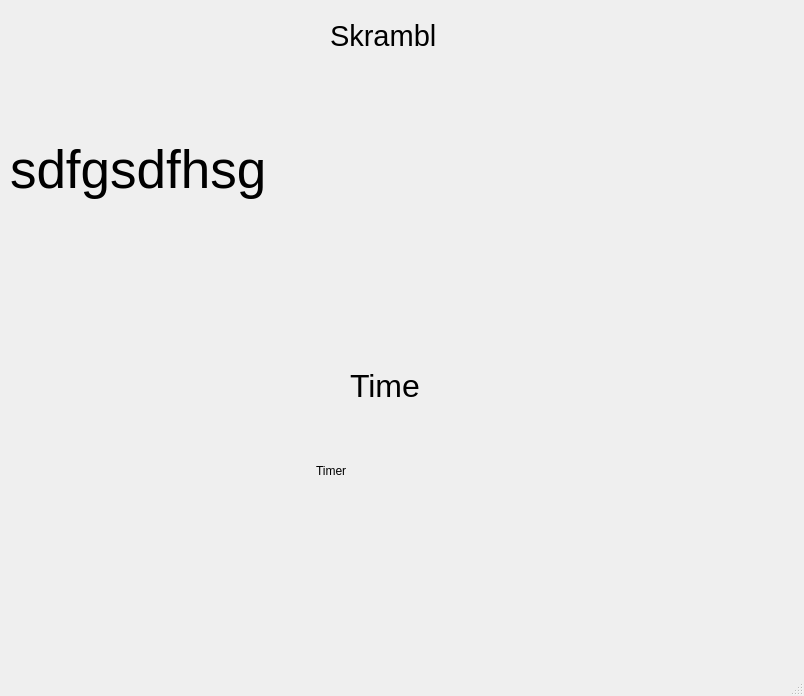
The window that skrb.ui (kinokam/myprojectgl) describes before a commit, drawn with Qt 5.
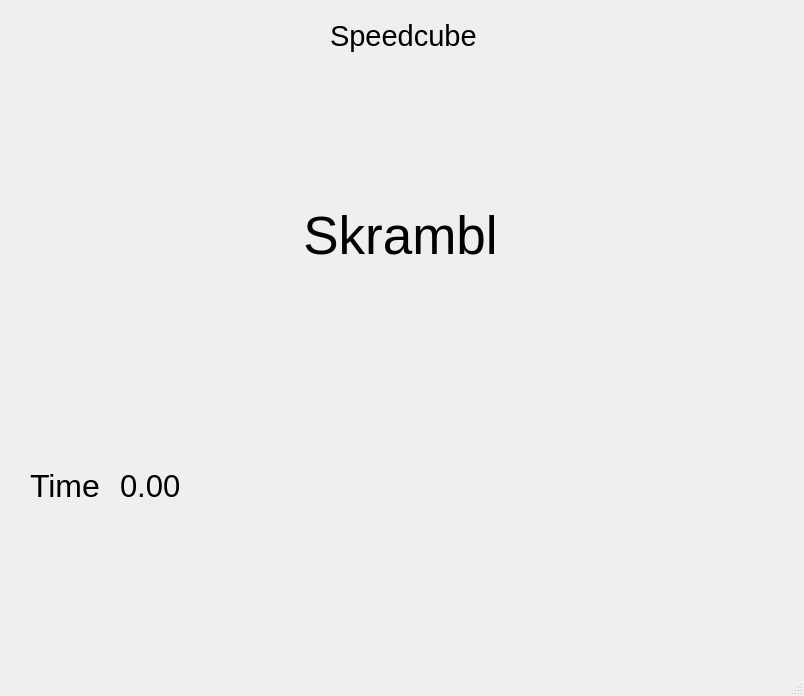
The same window after the commit.

Commit message:
Мой проект в2
Добавлен таймер
Скрамбл не выводиться

```diff
--- a/skrb.ui
+++ b/skrb.ui
@@ -22,7 +22,7 @@
      <rect>
       <x>330</x>
       <y>0</y>
-      <width>121</width>
+      <width>151</width>
       <height>71</height>
      </rect>
     </property>
@@ -35,16 +35,16 @@
      <enum>Qt::LeftToRight</enum>
     </property>
     <property name="text">
-     <string>Skrambl</string>
+     <string>Speedcube</string>
     </property>
    </widget>
    <widget class="QLabel" name="skrambl">
     <property name="geometry">
      <rect>
       <x>10</x>
-      <y>119</y>
+      <y>160</y>
       <width>781</width>
-      <height>101</height>
+      <height>151</height>
      </rect>
     </property>
     <property name="font">
@@ -53,14 +53,17 @@
      </font>
     </property>
     <property name="text">
-     <string>sdfgsdfhsg</string>
+     <string>Skrambl</string>
+    </property>
+    <property name="alignment">
+     <set>Qt::AlignCenter</set>
     </property>
    </widget>
    <widget class="QLabel" name="label_3">
     <property name="geometry">
      <rect>
-      <x>350</x>
-      <y>370</y>
+      <x>30</x>
+      <y>470</y>
       <width>71</width>
       <height>31</height>
      </rect>
@@ -77,14 +80,19 @@
    <widget class="QLabel" name="timer">
     <property name="geometry">
      <rect>
-      <x>316</x>
-      <y>430</y>
+      <x>120</x>
+      <y>450</y>
       <width>141</width>
-      <height>81</height>
+      <height>71</height>
      </rect>
     </property>
+    <property name="font">
+     <font>
+      <pointsize>23</pointsize>
+     </font>
+    </property>
     <property name="text">
-     <string>Timer</string>
+     <string>0.00</string>
     </property>
    </widget>
   </widget>
```
The commit also changes 1 other file.
